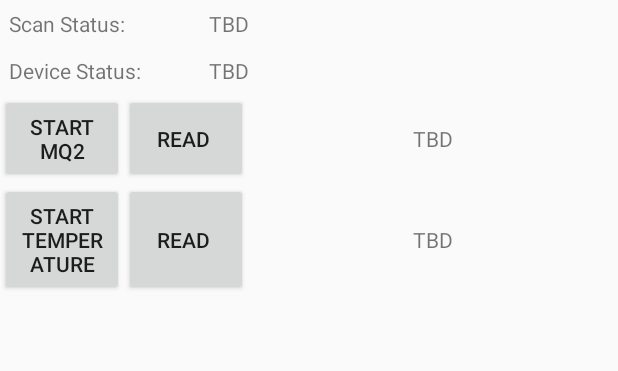
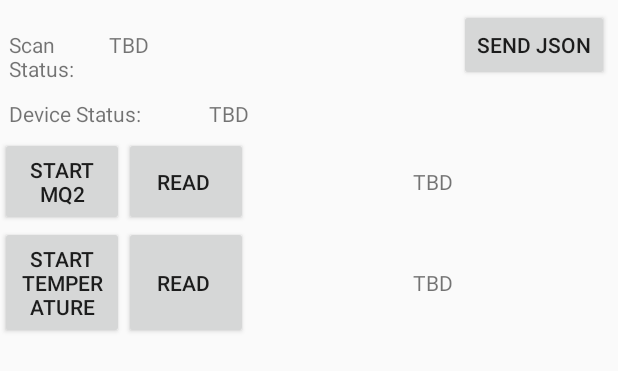
Before and after one commit to LightWellCode/sentire, an Android app: the layout activity_sensor_mgmt.xml on its own in the app's theme, with its tools: preview values and no code run, on a phone screen of 412 x 824 dp. Shown: the top 371 px of the screen. Run offline under Robolectric (Android 15) with nearby library versions, the phone set to English and light mode, and no system bars.

Commit message:
Added a send JSON ability
Right now just pulls ALL data and sends as a json array.

```diff
--- a/mobile/sentiremobile/app/src/main/res/layout/activity_sensor_mgmt.xml
+++ b/mobile/sentiremobile/app/src/main/res/layout/activity_sensor_mgmt.xml
@@ -25,6 +25,12 @@
             android:layout_weight="1"
             android:id="@+id/scanStatus"
             android:text="TBD"
+            />
+        <Button
+            android:layout_width="wrap_content"
+            android:layout_height="wrap_content"
+            android:id="@+id/btn_sendJSON"
+            android:text="Send JSON"
             />
     </LinearLayout>
 
```
Also changed, not shown: mobile/sentiremobile/app/src/main/java/biz/lightwell/sentiremobile/sensorMgmt/SensorMgmtActivity.java (+23 -1 lines), mobile/sentiremobile/app/src/main/java/biz/lightwell/sentiremobile/sensorMgmt/sensorDataObj.java (+17 -0 lines).
